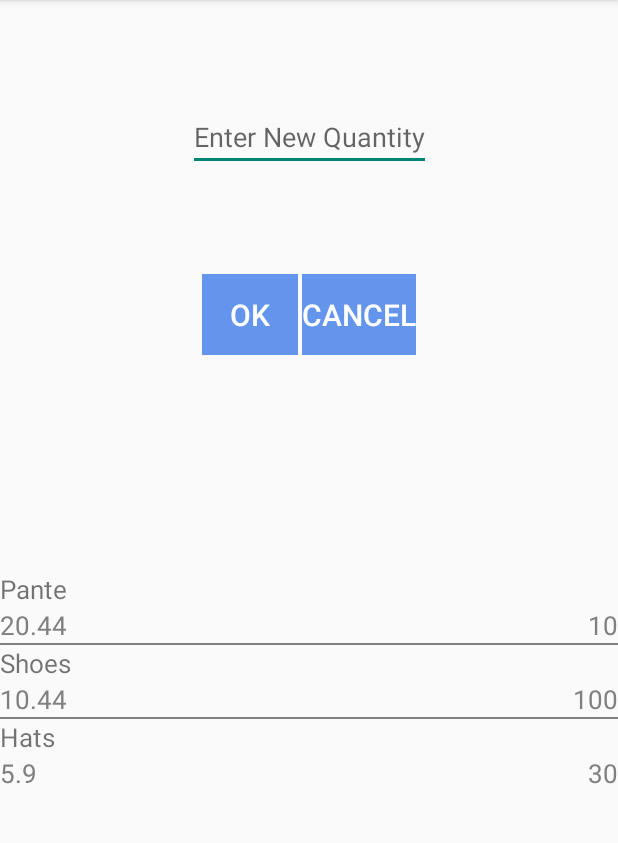
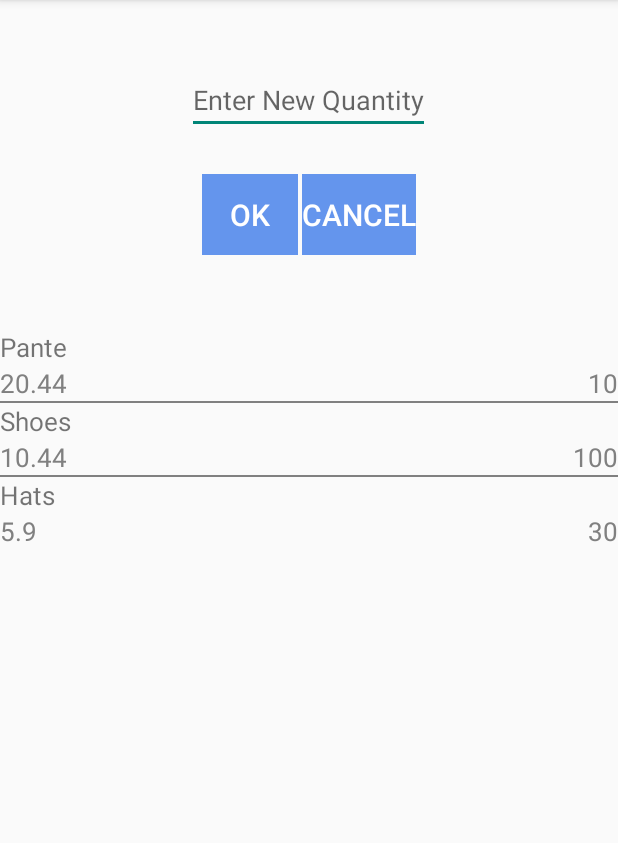
Before and after one commit to Tim0206C/mapA2, an Android app: the Restock screen opened directly, with no data from a screen before it, on a phone screen of 412 x 824 dp, the part 84-927 px from its top. Run offline under Robolectric (Android 15) with nearby library versions, the phone set to English and light mode, and no system bars.

```diff
--- a/app/src/main/java/com/example/assignment2/History.java
+++ b/app/src/main/java/com/example/assignment2/History.java
@@ -24,12 +24,10 @@ public class History extends AppCompatActivity {
 
         //click the report to see more details
         historyList.setOnItemClickListener((adapterView, view, i, l) -> {
-            Log.d("DDD","DDD");
+
             Intent intent = new Intent(getApplication(), Detail.class);
             //passed the report list to History activity
-            Log.d("ssss","SSs");
             intent.putExtra("detail",historyManager.reports.get(i));
-            Log.d("AAA","AAA");
             startActivity(intent);
         });
 
--- a/app/src/main/java/com/example/assignment2/MainActivity.java
+++ b/app/src/main/java/com/example/assignment2/MainActivity.java
@@ -89,7 +89,7 @@ public class MainActivity extends AppCompatActivity implements View.OnClickListe
                 total.setText(String.valueOf(amount));
                 ready = true;
             }else{
-                total.setText("0");
+                total.setText("Total");
             }
             productType.setText(name);
 
@@ -129,7 +129,8 @@ public class MainActivity extends AppCompatActivity implements View.OnClickListe
                     selected = new Product();
                     ready = false;
                     productType.setText("Product Type");
-                    quantity.setText("Total");
+                    quantity.setText("Quantity");
+                    total.setText("Total");
 
                 }else{
                     Toast.makeText(this,"All fields are required!!!", Toast.LENGTH_LONG).show();
--- a/app/src/main/java/com/example/assignment2/Restock.java
+++ b/app/src/main/java/com/example/assignment2/Restock.java
@@ -63,8 +63,7 @@ public class Restock extends AppCompatActivity implements View.OnClickListener {
         if(selected.getName().length()>0 && quantity>0){
             productsManager.addQty(selected,quantity);
             selected = new Product();
-//            ProductListAdapter adapter = new ProductListAdapter(productsManager.products,this);
-//            restockAdapterList.setAdapter(adapter);
+
             adapter.notifyDataSetChanged();
         }else{
             Toast.makeText(this, "All fields are REQUIRED", Toast.LENGTH_LONG).show();
--- a/app/src/main/res/layout/activity_main.xml
+++ b/app/src/main/res/layout/activity_main.xml
@@ -12,7 +12,7 @@
         android:layout_width="wrap_content"
         android:layout_height="wrap_content"
         android:orientation="horizontal"
-        app:layout_constraintGuide_percent="0.7" />
+        app:layout_constraintGuide_percent="0.6" />
 
     <androidx.constraintlayout.widget.Guideline
         android:id="@+id/guideline3"
--- a/app/src/main/res/layout/activity_restock.xml
+++ b/app/src/main/res/layout/activity_restock.xml
@@ -7,56 +7,59 @@
     tools:context=".Restock">
 
     <EditText
+        android:id="@+id/addQuantity"
         android:layout_width="wrap_content"
         android:layout_height="wrap_content"
+        android:autofillHints="Enter New Quantity"
         android:hint="@string/enter_new_quantity"
+        android:inputType="number"
+        app:layout_constraintBottom_toTopOf="@+id/lin"
+        app:layout_constraintEnd_toEndOf="parent"
+        app:layout_constraintHorizontal_bias="0.499"
+        app:layout_constraintStart_toStartOf="parent"
         app:layout_constraintTop_toTopOf="parent"
-        app:layout_constraintBottom_toTopOf="@+id/lin"
-        app:layout_constraintStart_toStartOf="parent"
-        app:layout_constraintEnd_toEndOf="parent"
-        android:autofillHints="Enter New Quantity"
-        android:inputType="number"
-        android:id="@+id/addQuantity"/>
+        app:layout_constraintVertical_bias="0.627" />
 
     <androidx.constraintlayout.widget.Guideline
         android:id="@+id/guideline4"
         android:layout_width="wrap_content"
         android:layout_height="wrap_content"
         android:orientation="horizontal"
-        app:layout_constraintGuide_begin="301dp" />
+        app:layout_constraintGuide_begin="185dp" />
 
     <LinearLayout
         android:id="@+id/lin"
         android:layout_width="match_parent"
         android:layout_height="wrap_content"
+        android:gravity="center"
         app:layout_constraintBottom_toBottomOf="@id/guideline4"
         app:layout_constraintEnd_toEndOf="parent"
+        app:layout_constraintHorizontal_bias="0.0"
         app:layout_constraintStart_toStartOf="parent"
         app:layout_constraintTop_toTopOf="parent"
-        app:layout_constraintVertical_bias="0.74"
-        android:gravity="center"
-        >
+        app:layout_constraintVertical_bias="0.89">
 
         <Button
             android:id="@+id/confirmBtn"
+            style="?android:attr/buttonBarButtonStyle"
             android:layout_width="wrap_content"
             android:layout_height="wrap_content"
+            android:layout_marginRight="1dp"
             android:background="@color/CornflowerBlue"
             android:text="@string/ok"
             android:textColor="@color/white"
-            android:textSize="20sp"
-            android:layout_marginRight="1dp"
-            style="?android:attr/buttonBarButtonStyle" />
+            android:textSize="20sp" />
+
         <Button
-            android:layout_marginLeft="1dp"
             android:id="@+id/cancelBtn"
+            style="?android:attr/buttonBarButtonStyle"
             android:layout_width="wrap_content"
             android:layout_height="wrap_content"
+            android:layout_marginLeft="1dp"
             android:background="@color/CornflowerBlue"
             android:text="@string/cancel"
             android:textColor="@color/white"
-            android:textSize="20sp"
-            style="?android:attr/buttonBarButtonStyle" />
+            android:textSize="20sp" />
     </LinearLayout>
 
     <ListView
@@ -67,5 +70,6 @@
         android:dividerHeight="1dp"
         app:layout_constraintBottom_toBottomOf="parent"
         app:layout_constraintTop_toBottomOf="@id/guideline4"
-        app:layout_constraintVertical_bias="0.25" />
+        app:layout_constraintVertical_bias="0.07999998" />
+
 </androidx.constraintlayout.widget.ConstraintLayout>
```
Also changed, not shown: 1 other file.
